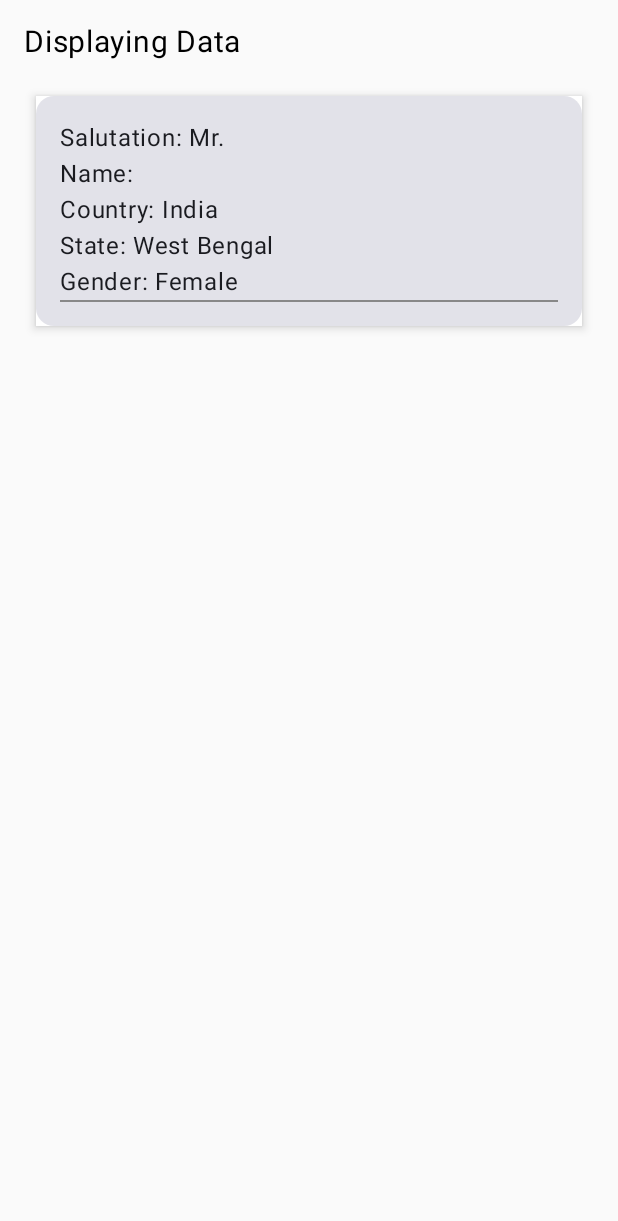
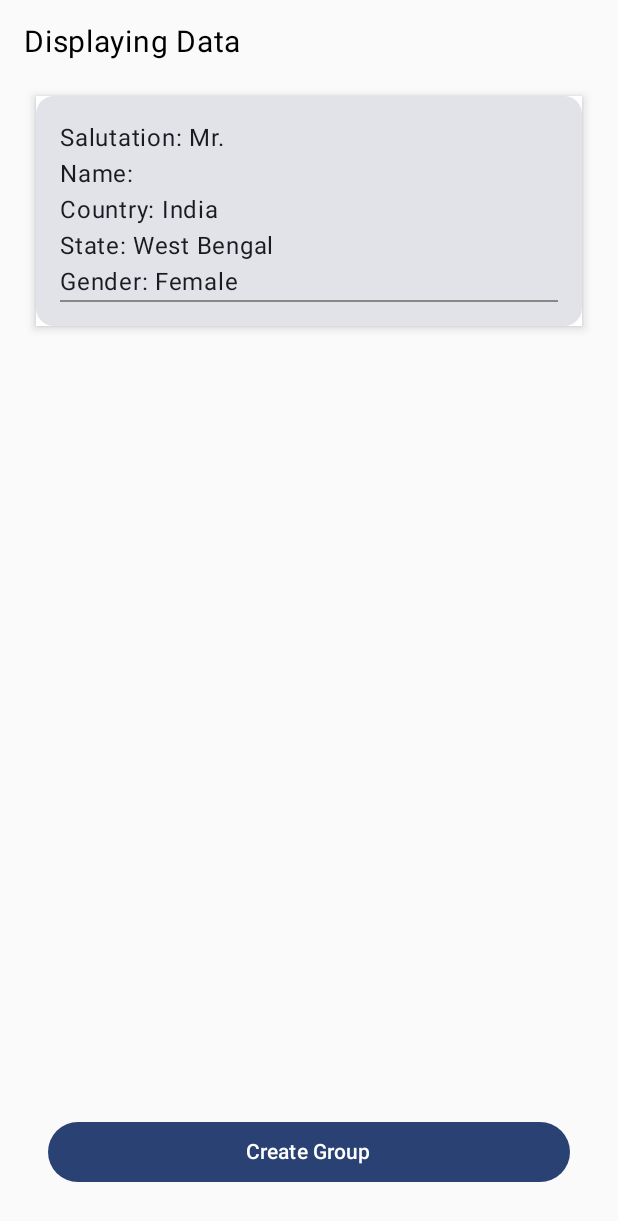
Before and after one commit to devaviks/DropDown, an Android app built with Jetpack Compose: the SecondActivity screen opened directly, with no data from a screen before it, after a tap on an icon or button, on a phone screen of 412 x 824 dp. Shown: the top 1221 px of the screen. Run offline under Robolectric (Android 15) with nearby library versions, the phone set to English and light mode, and no system bars.

Commit message:
05/10/2023

```diff
--- a/app/build.gradle.kts
+++ b/app/build.gradle.kts
@@ -1,6 +1,8 @@
 plugins {
     id("com.android.application")
     id("org.jetbrains.kotlin.android")
+    id("kotlin-parcelize")
+
 }
 
 android {
@@ -53,6 +55,7 @@ dependencies {
 
     implementation("androidx.core:core-ktx:1.9.0")
     implementation("androidx.lifecycle:lifecycle-runtime-ktx:2.6.2")
+
     implementation("androidx.activity:activity-compose:1.7.2")
     implementation(platform("androidx.compose:compose-bom:2023.03.00"))
     implementation("androidx.compose.ui:ui")
--- /dev/null
+++ b/app/src/main/java/com/example/dropdown/Course.kt
@@ -0,0 +1,14 @@
+package com.example.dropdown
+
+import android.os.Parcelable
+import kotlinx.android.parcel.Parcelize
+
+@Parcelize
+data class Course(
+    val salutation: String,
+    val name: String,
+    val country: String,
+    val state: String,
+    val gender: String,
+    var isSelected: Boolean = false
+): Parcelable
--- a/app/src/main/java/com/example/dropdown/MainActivity.kt
+++ b/app/src/main/java/com/example/dropdown/MainActivity.kt
@@ -5,6 +5,7 @@ import android.app.Activity
 import android.content.Context
 import android.content.Intent
 import android.os.Bundle
+import android.os.Parcelable
 import android.widget.Toast
 import androidx.activity.ComponentActivity
 import androidx.activity.compose.setContent
@@ -26,16 +27,9 @@ import androidx.compose.ui.text.TextStyle
 import androidx.compose.ui.text.font.FontWeight
 import androidx.compose.ui.unit.sp
 import com.example.dropdown.ui.theme.greenColor
+import kotlinx.android.parcel.Parcelize
 
 
-data class Course(
-    val salutation: String,
-    val name: String,
-    val country: String,
-    val state: String,
-    val gender: String,
-    var isSelected: Boolean = false
-)
 
 class MainActivity : ComponentActivity() {
     @SuppressLint("UnusedMaterial3ScaffoldPaddingParameter")
--- a/app/src/main/java/com/example/dropdown/SecondActivity.kt
+++ b/app/src/main/java/com/example/dropdown/SecondActivity.kt
@@ -1,6 +1,8 @@
 package com.example.dropdown
 
+import android.content.Intent
 import android.os.Bundle
+import android.util.Log
 import androidx.activity.ComponentActivity
 import androidx.activity.compose.setContent
 import androidx.compose.foundation.background
@@ -27,6 +29,7 @@ import androidx.compose.ui.unit.dp
 import androidx.compose.ui.unit.sp
 import com.example.dropdown.ui.theme.DropDownTheme
 
+
 class SecondActivity : ComponentActivity() {
     override fun onCreate(savedInstanceState: Bundle?) {
         super.onCreate(savedInstanceState)
@@ -38,12 +41,15 @@ class SecondActivity : ComponentActivity() {
     }
 }
 
+
+
 @Composable
 fun DisplayDataScreen() {
     val context = LocalContext.current
     val dbHandler = DBHandler(context)
 
     var courses by remember { mutableStateOf<List<Course>>(emptyList()) }
+    var selectedCourses : MutableList<Course> = mutableListOf()
 
     LaunchedEffect(Unit) {
         val data = dbHandler.getAllCourses()
@@ -65,6 +71,7 @@ fun DisplayDataScreen() {
         LazyColumn(
             modifier = Modifier
                 .fillMaxWidth()
+                .weight(1f)
         ) {
             items(courses) { course ->
                 Card(
@@ -74,8 +81,9 @@ fun DisplayDataScreen() {
                         .shadow(4.dp)
                         .clickable {
                             course.isSelected = !course.isSelected
+                            selectedCourses.add(course)
                         }
-                        .background(if (course.isSelected) Color.Yellow else Color.White), // Change card background color if selected
+                        .background(if (course.isSelected) Color.Yellow else Color.White),
                     shape = MaterialTheme.shapes.medium,
                 ) {
                     Column(
@@ -99,5 +107,17 @@ fun DisplayDataScreen() {
             }
         }
 
+        Button(
+            onClick = {
+                val intent = Intent(context, ThirdActivity::class.java)
+                intent.putParcelableArrayListExtra("selectedCourses", ArrayList(selectedCourses))
+                context.startActivity(intent)
+            },
+            modifier = Modifier
+                .fillMaxWidth()
+                .padding(16.dp)
+        ) {
+            Text(text = "Create Group")
+        }
     }
 }
```
Also changed, not shown: app/src/main/java/com/example/dropdown/ThirdActivity.kt (+17 -37 lines).
